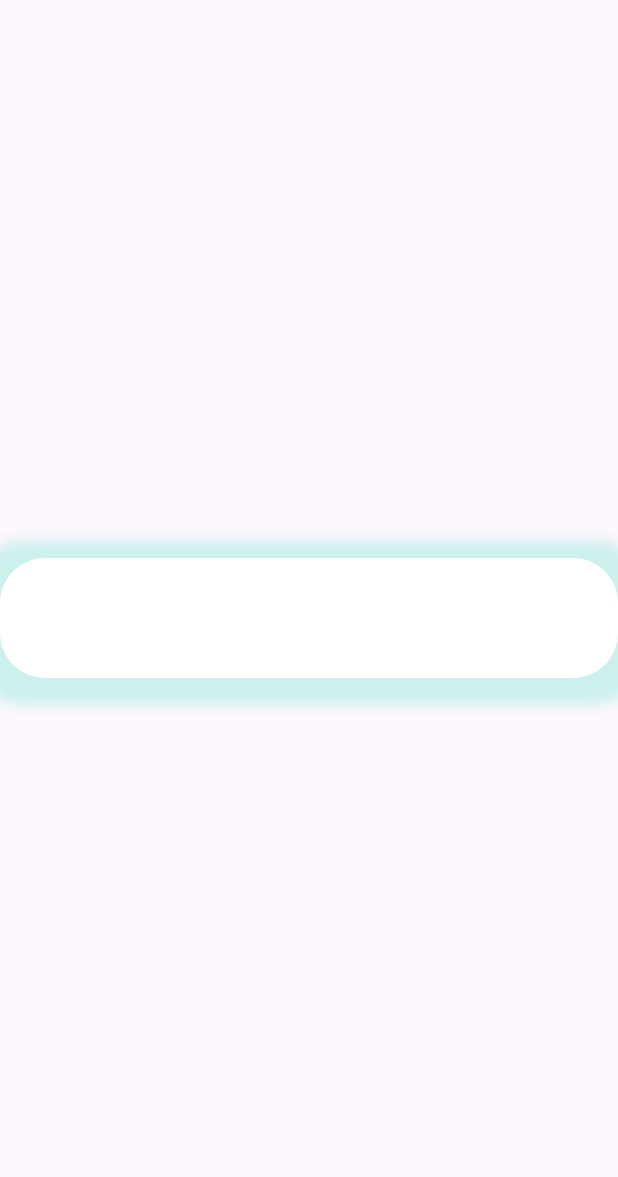
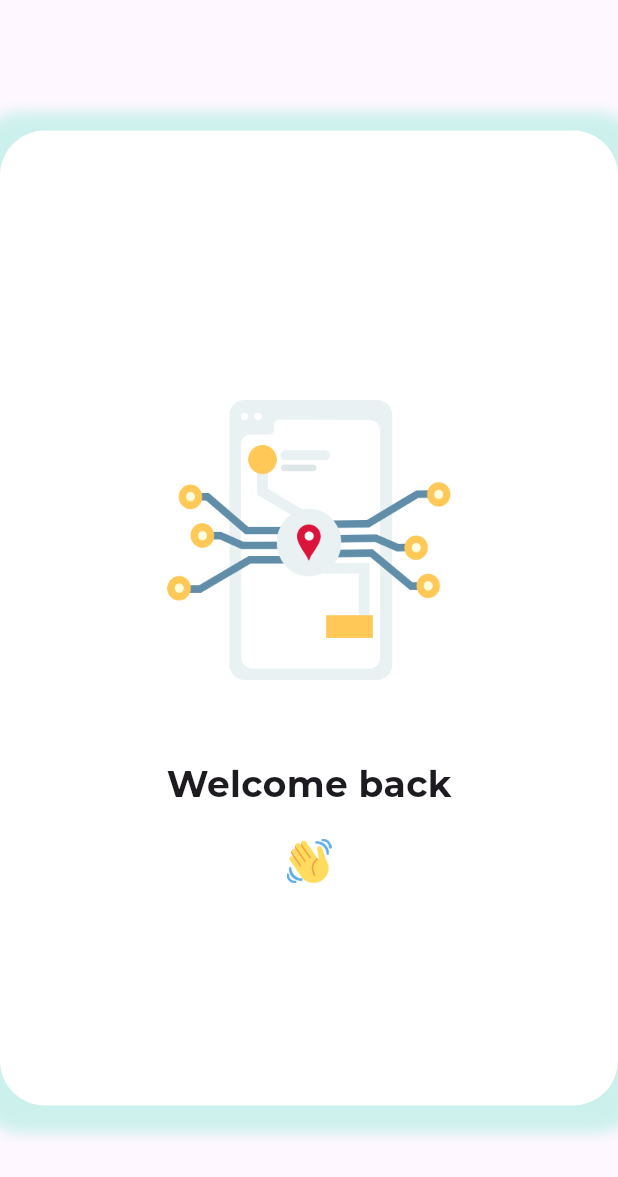
Before and after one commit to MhaamadAli/Cue-App, a Flutter app: the screen it shows after launch, on a phone screen of 412 x 824 dp. Shown: the top 1177 px of the screen. Run offline on Flutter 3.47's test engine with Material 3 defaults, Android fonts, the phone set to English and light mode, and no system bars; our stand-ins replace flutter_map, flutter_secure_storage, flutter_svg, geolocator, google_fonts, latlong2 and 1 more; accounts and stored records are empty.

Commit message:
frontend: added welcome section

```diff
--- a/cue_dashboard/lib/screens/login_screen.dart
+++ b/cue_dashboard/lib/screens/login_screen.dart
@@ -1,4 +1,5 @@
 import 'package:flutter/material.dart';
+import 'package:google_fonts/google_fonts.dart';
 
 class LoginScreen extends StatelessWidget {
   LoginScreen({super.key});
@@ -9,25 +10,42 @@ class LoginScreen extends StatelessWidget {
       body: SafeArea(
         child: Center(
           child: ConstrainedBox(
-            constraints: const BoxConstraints(maxWidth: 800, maxHeight: 650),
+            constraints: BoxConstraints(maxWidth: 800, maxHeight: 650),
             child: Container(
-              padding: const EdgeInsets.all(40),
+              padding: EdgeInsets.all(40),
               decoration: BoxDecoration(
                 color: Colors.white,
                 borderRadius: BorderRadius.circular(30),
                 boxShadow: [
                   BoxShadow(
-                    color: const Color(0xFF06D6A0).withOpacity(0.2),
+                    color: Color(0xFF06D6A0).withOpacity(0.2),
                     spreadRadius: 15,
                     blurRadius: 7,
-                    offset: const Offset(0, 3),
+                    offset: Offset(0, 3),
                   ),
                 ],
               ),
-              child: const Row(
+              child: Row(
                 mainAxisAlignment: MainAxisAlignment.center,
                 crossAxisAlignment: CrossAxisAlignment.center,
-                children: [],
+                children: [
+                  Expanded(
+                    child: Column(
+                      mainAxisAlignment: MainAxisAlignment.center,
+                      children: [
+                        Image.asset('assets/logo.png', width: 250),
+                        const SizedBox(height: 20),
+                        Text(
+                          'Welcome back',
+                          style: GoogleFonts.montserrat(
+                              fontSize: 24, fontWeight: FontWeight.bold),
+                        ),
+                        const SizedBox(height: 20),
+                        Image.asset('assets/hand.png', width: 30),
+                      ],
+                    ),
+                  ),
+                ],
               ),
             ),
           ),
```
